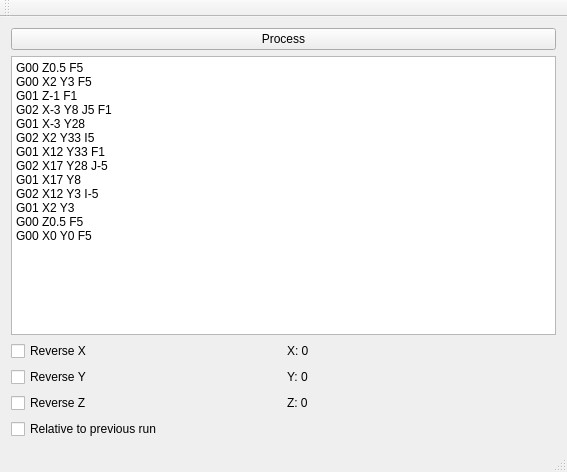
Above: mainwindow.ui from kwahoo2/nc-sim before the change. Below: the same form after it.
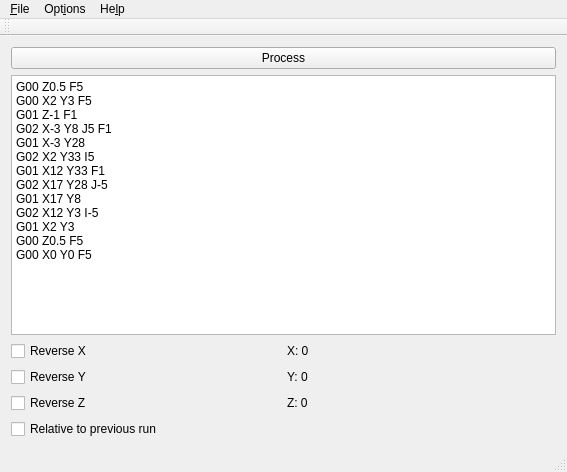
That is the form after the change.

Commit message: open close file implementaion

What changed in the file:
```diff
--- a/mainwindow.ui
+++ b/mainwindow.ui
@@ -111,6 +111,29 @@
      <height>31</height>
     </rect>
    </property>
+   <widget class="QMenu" name="menuFile">
+    <property name="title">
+     <string>&amp;File</string>
+    </property>
+    <addaction name="actionOpen_G_Code"/>
+    <addaction name="actionSave_G_Code_as"/>
+    <addaction name="actionSave_G_Code"/>
+   </widget>
+   <widget class="QMenu" name="menuOptions">
+    <property name="title">
+     <string>Opt&amp;ions</string>
+    </property>
+    <addaction name="actionPreferences"/>
+   </widget>
+   <widget class="QMenu" name="menuHelp">
+    <property name="title">
+     <string>He&amp;lp</string>
+    </property>
+    <addaction name="actionAbout"/>
+   </widget>
+   <addaction name="menuFile"/>
+   <addaction name="menuOptions"/>
+   <addaction name="menuHelp"/>
   </widget>
   <widget class="QToolBar" name="mainToolBar">
    <attribute name="toolBarArea">
```
Left out of the diff: 32 changed lines with no effect on the pictures. The commit also changes 2 other files.
